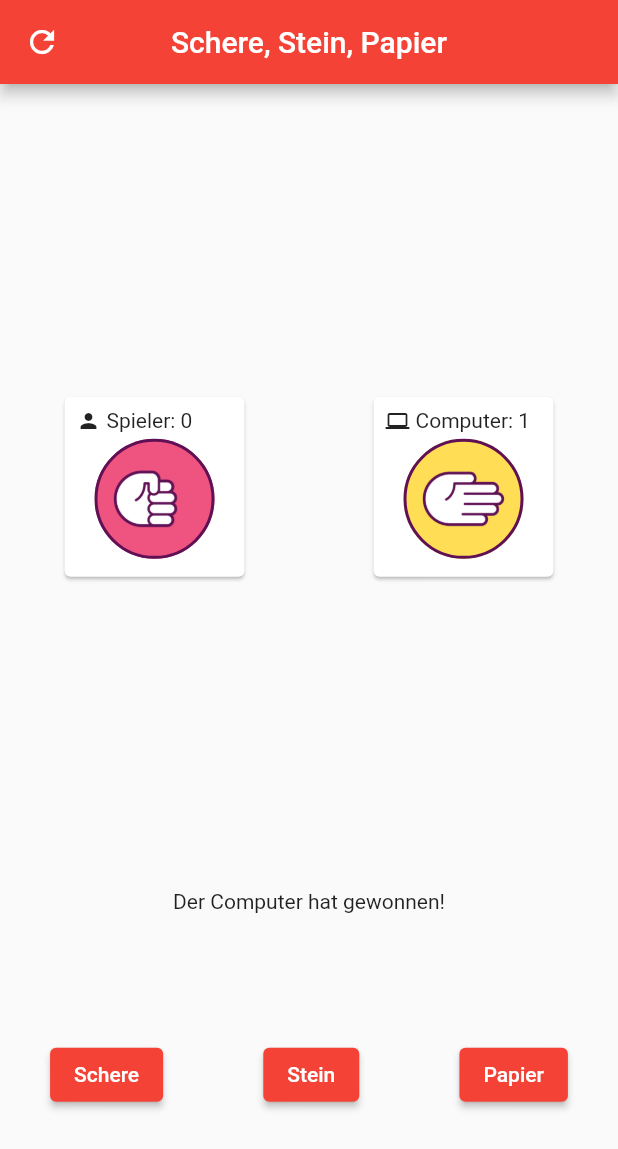
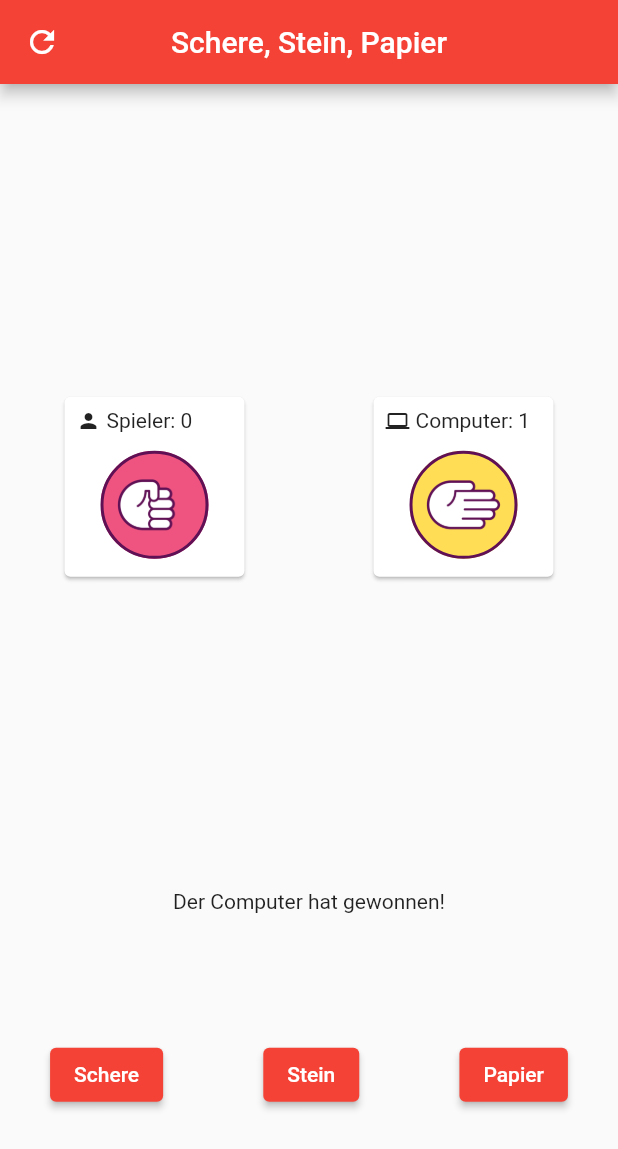
Before and after one commit to devEnju/hacker_school, a Flutter app: the screen it shows after launch, item 2 of the bottom bar chosen, on a phone screen of 412 x 824 dp. Shown: the top 1149 px of the screen. Run offline on Flutter 3.47's test engine with Material 2 defaults, Android fonts, the phone set to English and light mode, and no system bars.

Commit message:
formatted layout

```diff
--- a/lib/src/widgets/game_card.dart
+++ b/lib/src/widgets/game_card.dart
@@ -24,14 +24,17 @@
         child: Column(
           crossAxisAlignment: CrossAxisAlignment.start,
           children: [
-            Row(children: [
+            Padding(
+              padding: const EdgeInsets.only(bottom: 8.0),
+              child: Row(children: [
                 Padding(
                   padding: const EdgeInsets.only(right: 4.0),
                   child: Icon(icon, size: 16.0),
                 ),
                 Text('${player.name}: ${player.counter}'),
               ]),
-            Expanded(child: Center(child: ChoiceImage(player.hand))),
+            ),
+            Expanded(child: ChoiceImage(player.hand)),
           ],
         ),
       ),
```
Lines whose indentation alone changed are shown as unchanged.
